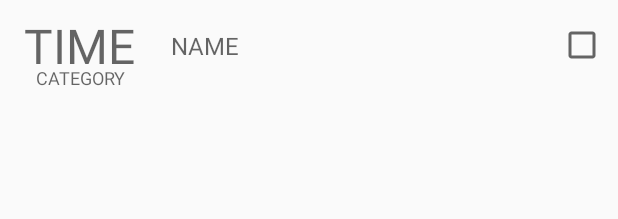
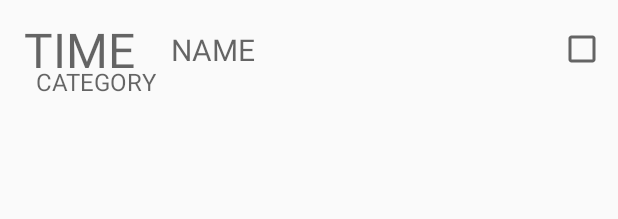
Before and after one commit to t7gafl00/Mobiiliprojekti, an Android app: the layout reminder_list_item.xml on its own in the app's theme, with its tools: preview values and no code run, on a phone screen of 412 x 824 dp. Shown: the top 219 px of the screen. Run offline under Robolectric (Android 15) with nearby library versions, the phone set to English and light mode, and no system bars.

Commit message:
Changed font sizes on main ui and added new reminderbutton

```diff
--- a/Mobiiliprojekti/phone/src/main/res/layout/activity_main.xml
+++ b/Mobiiliprojekti/phone/src/main/res/layout/activity_main.xml
@@ -74,11 +74,11 @@
         android:layout_height="wrap_content"
         android:layout_gravity="bottom|end"
         android:layout_margin="@dimen/fab_margin"
-            app:srcCompat="@drawable/icon_plus"
+
         app:backgroundTint="@color/lightBorder"
-            android:scaleType="center"
-            android:tint="@color/colorWhite"
+        app:fabSize="normal"
 
+        app:srcCompat="@drawable/nappula"
 
         />
 
--- a/Mobiiliprojekti/phone/src/main/res/layout/reminder_list_item.xml
+++ b/Mobiiliprojekti/phone/src/main/res/layout/reminder_list_item.xml
@@ -5,7 +5,6 @@
     android:layout_width="match_parent"
     android:layout_height="wrap_content"
     android:orientation="vertical">
-
 
     <TextView
         android:id="@+id/reminderListItem_time_TextView"
@@ -30,11 +29,11 @@
         android:layout_marginBottom="8dp"
         android:gravity="left"
         android:hint="NAME"
-        android:textSize="16dp"
+        android:textSize="20dp"
         app:layout_constraintBottom_toBottomOf="parent"
         app:layout_constraintEnd_toStartOf="@+id/reminderListItem_checked_CheckBox"
         app:layout_constraintStart_toEndOf="@+id/reminderListItem_time_TextView"
-        app:layout_constraintTop_toTopOf="parent" />
+        app:layout_constraintTop_toTopOf="parent"/>
 
     <TextView
         android:id="@+id/reminderListItem_category_TextView"
@@ -42,7 +41,7 @@
         android:layout_height="wrap_content"
         android:layout_marginStart="24dp"
         android:hint="CATEGORY"
-        android:textSize="12dp"
+        android:textSize="16dp"
         app:layout_constraintBottom_toBottomOf="@+id/reminderListItem_time_TextView"
         app:layout_constraintStart_toStartOf="parent"
         app:layout_constraintTop_toBottomOf="@+id/reminderListItem_time_TextView" />
--- a/Mobiiliprojekti/phone/src/main/res/values/dimens.xml
+++ b/Mobiiliprojekti/phone/src/main/res/values/dimens.xml
@@ -1,3 +1,4 @@
-<resources>
+<resources xmlns:tools="http://schemas.android.com/tools">
     <dimen name="fab_margin">16dp</dimen>
+    <dimen name="design_fab_image_size" tools:override="true">56dp</dimen>
 </resources>
```
Also changed, not shown: Mobiiliprojekti/phone/src/main/res/drawable/nappula.png (added). Lines whose indentation alone changed are shown as unchanged.
